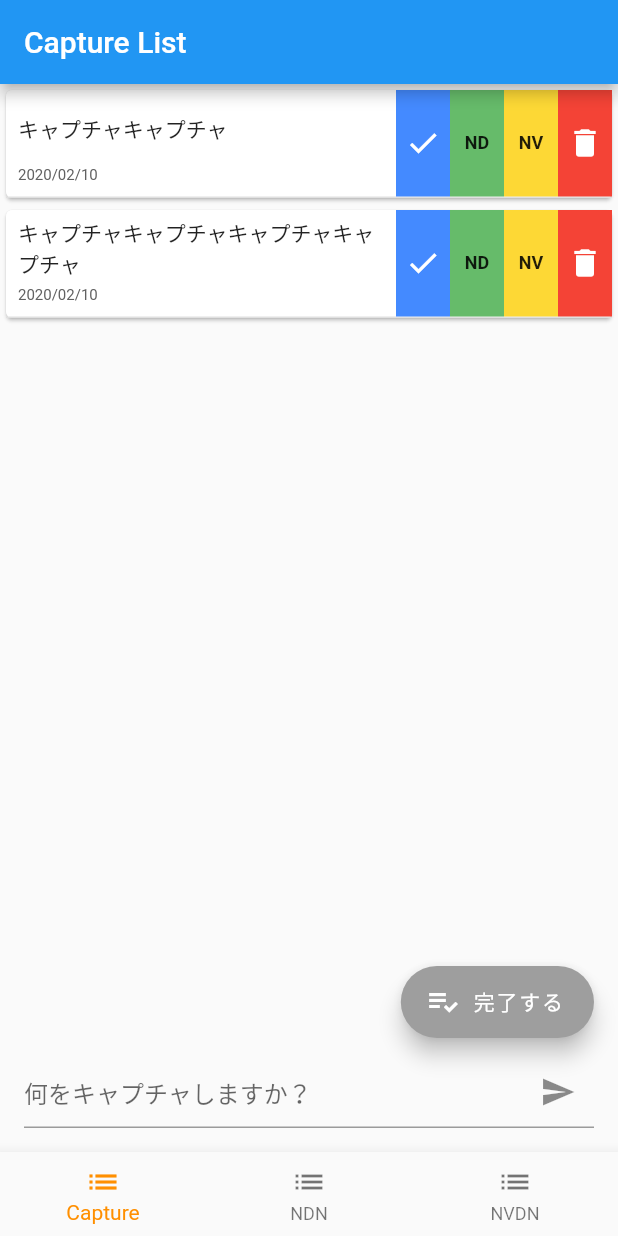
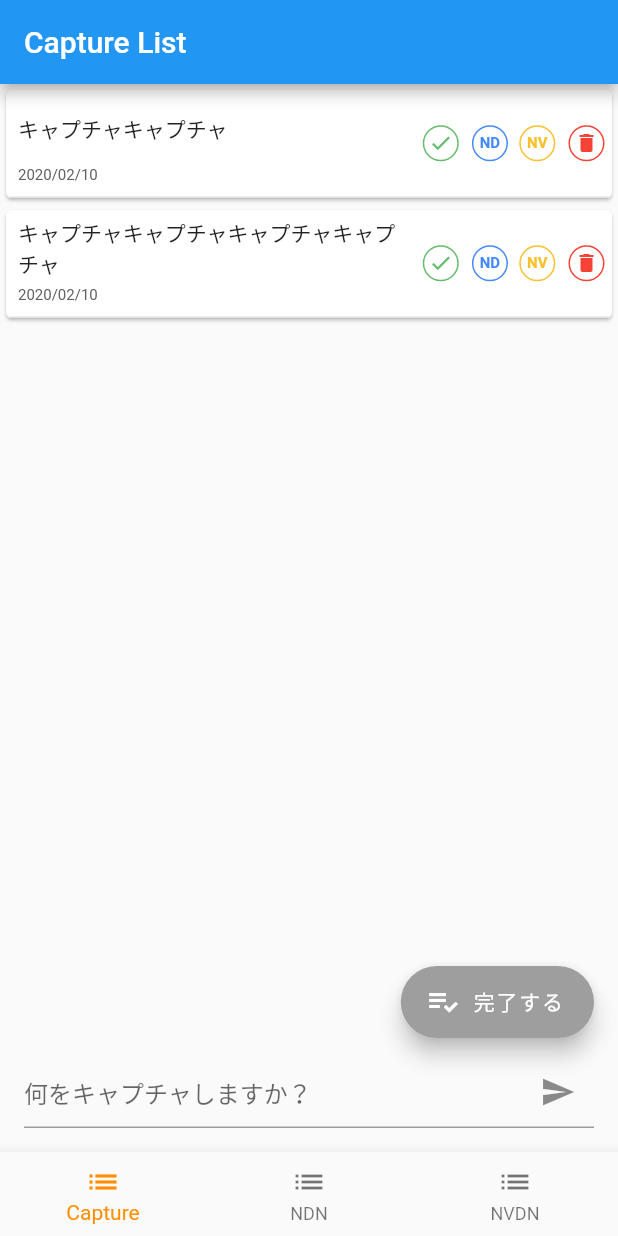
Before and after one commit to tocomi/mission-control-dart, a Flutter app: the screen it shows after launch, on a phone screen of 412 x 824 dp. Run offline on Flutter 3.47's test engine with Material 2 defaults, Android fonts, the phone set to English and light mode, and no system bars.

Commit message:
feat: change button style (#6)

```diff
--- a/lib/widgets/task_card.dart
+++ b/lib/widgets/task_card.dart
@@ -71,12 +71,19 @@ class TaskCard extends StatelessWidget {
                     changeTaskState(task.id);
                   },
                   child: Container(
-                    color: Colors.blueAccent,
-                    height: _itemHeight,
-                    padding: EdgeInsets.symmetric(horizontal: 6.0),
+                    height: 24.0,
+                    padding: EdgeInsets.symmetric(horizontal: 8.0),
+                    decoration: BoxDecoration(
+                      shape: BoxShape.circle,
+                      border: Border.all(
+                        width: 1.0,
+                        color: Colors.green[400],
+                      )
+                    ),
                     child: new Icon(
                       Icons.check,
-                      color: Colors.white,
+                      color: Colors.green[400],
+                      size: 16.0,
                     ),
                   ),
                 ),
@@ -85,17 +92,24 @@ class TaskCard extends StatelessWidget {
                     changeTaskType(task.id, TaskType.NDN);
                   },
                   child: Container(
-                    alignment: Alignment.center,
-                    color: Colors.green[400],
-                    height: _itemHeight,
-                    width: _buttonWidth,
-                    padding: EdgeInsets.symmetric(horizontal: 6.0),
+                    height: 24.0,
+                    padding: EdgeInsets.symmetric(horizontal: 8.0),
+                    decoration: BoxDecoration(
+                      shape: BoxShape.circle,
+                      border: Border.all(
+                        width: 1.0,
+                        color: Colors.blueAccent,
+                      )
+                    ),
+                    child: Center(
                       child: Text(
                         'ND',
                         style: TextStyle(
-                        fontSize: 12,
+                          fontSize: 10,
                           fontWeight: FontWeight.bold,
+                          color: Colors.blueAccent,
                         )
+                      ),
                     ),
                   ),
                 ),
@@ -104,17 +118,24 @@ class TaskCard extends StatelessWidget {
                     changeTaskType(task.id, TaskType.NVDN);
                   },
                   child: Container(
-                    alignment: Alignment.center,
-                    color: Colors.yellow[600],
-                    height: _itemHeight,
-                    width: _buttonWidth,
-                    padding: EdgeInsets.symmetric(horizontal: 6.0),
+                    height: 24.0,
+                    padding: EdgeInsets.symmetric(horizontal: 8.0),
+                    decoration: BoxDecoration(
+                      shape: BoxShape.circle,
+                      border: Border.all(
+                        width: 1.0,
+                        color: Colors.yellow[700],
+                      )
+                    ),
+                    child: Center(
                       child: Text(
                         'NV',
                         style: TextStyle(
-                        fontSize: 12,
+                          fontSize: 10,
                           fontWeight: FontWeight.bold,
+                          color: Colors.yellow[700],
                         )
+                      ),
                     ),
                   ),
                 ),
@@ -123,12 +144,19 @@ class TaskCard extends StatelessWidget {
                     deleteTask(task.id);
                   },
                   child: Container(
+                    height: 24.0,
+                    padding: EdgeInsets.symmetric(horizontal: 8.0),
+                    decoration: BoxDecoration(
+                      shape: BoxShape.circle,
+                      border: Border.all(
+                        width: 1.0,
                         color: Colors.red,
-                    height: _itemHeight,
-                    padding: EdgeInsets.symmetric(horizontal: 6.0),
+                      )
+                    ),
                     child: new Icon(
                       Icons.delete,
-                      color: Colors.white,
+                      color: Colors.red,
+                      size: 16.0,
                     ),
                   ),
                 ),
```
Also changed, not shown: 1 other file. Lines whose indentation alone changed are shown as unchanged.
